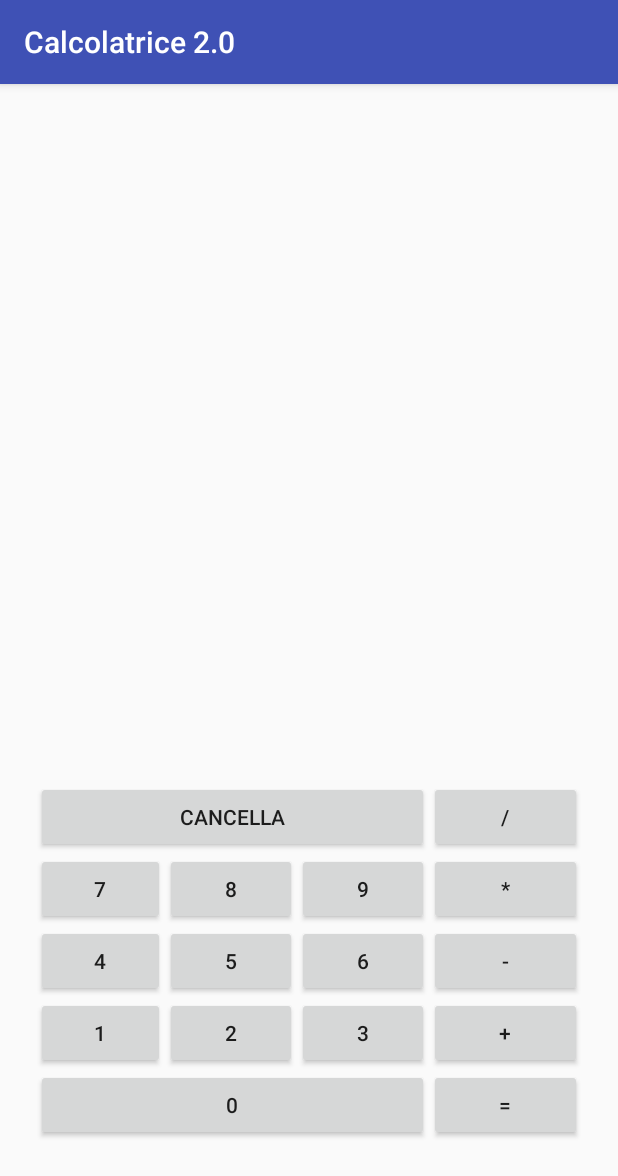
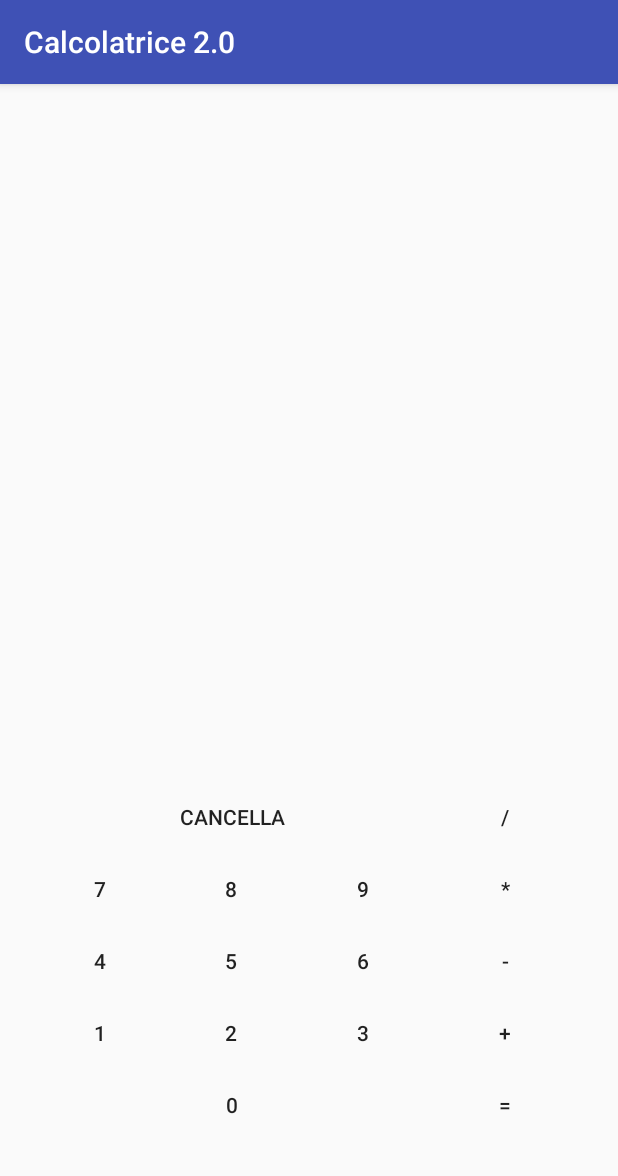
Before and after one commit to andreagregori/Calcolatrice, an Android app: the screen it shows after launch (MainActivity), on a phone screen of 412 x 824 dp. Shown: the top 1176 px of the screen. Run offline under Robolectric (Android 15) with nearby library versions, the phone set to English and light mode, and no system bars.

```diff
--- a/app/src/main/res/layout/activity_main.xml
+++ b/app/src/main/res/layout/activity_main.xml
@@ -24,6 +24,7 @@
 
             <Button
                 android:id="@+id/buttonCancella"
+                style="@style/Widget.AppCompat.Button.Borderless"
                 android:layout_width="263dp"
                 android:layout_height="match_parent"
                 android:layout_span="3"
@@ -33,6 +34,7 @@
 
             <Button
                 android:id="@+id/buttonDivisione"
+                style="@style/Widget.AppCompat.Button.Borderless"
                 android:layout_width="wrap_content"
                 android:layout_height="wrap_content"
                 android:text="/"
@@ -47,6 +49,7 @@
 
             <Button
                 android:id="@+id/button7"
+                style="@style/Widget.AppCompat.Button.Borderless"
                 android:layout_width="86dp"
                 android:layout_height="wrap_content"
                 android:text="7"
@@ -55,6 +58,7 @@
 
             <Button
                 android:id="@+id/button8"
+                style="@style/Widget.AppCompat.Button.Borderless"
                 android:layout_width="wrap_content"
                 android:layout_height="wrap_content"
                 android:text="8"
@@ -63,6 +67,7 @@
 
             <Button
                 android:id="@+id/button9"
+                style="@style/Widget.AppCompat.Button.Borderless"
                 android:layout_width="wrap_content"
                 android:layout_height="wrap_content"
                 android:text="9"
@@ -71,6 +76,7 @@
 
             <Button
                 android:id="@+id/buttonPer"
+                style="@style/Widget.AppCompat.Button.Borderless"
                 android:layout_width="wrap_content"
                 android:layout_height="wrap_content"
                 android:text="*"
@@ -84,6 +90,7 @@
 
             <Button
                 android:id="@+id/button4"
+                style="@style/Widget.AppCompat.Button.Borderless"
                 android:layout_width="75dp"
                 android:layout_height="wrap_content"
                 android:text="4"
@@ -92,6 +99,7 @@
 
             <Button
                 android:id="@+id/button5"
+                style="@style/Widget.AppCompat.Button.Borderless"
                 android:layout_width="76dp"
                 android:layout_height="wrap_content"
                 android:text="5"
@@ -100,6 +108,7 @@
 
             <Button
                 android:id="@+id/button6"
+                style="@style/Widget.AppCompat.Button.Borderless"
                 android:layout_width="wrap_content"
                 android:layout_height="wrap_content"
                 android:text="6"
@@ -108,6 +117,7 @@
 
             <Button
                 android:id="@+id/buttonMeno"
+                style="@style/Widget.AppCompat.Button.Borderless"
                 android:layout_width="wrap_content"
                 android:layout_height="wrap_content"
                 android:text="-"
@@ -121,6 +131,7 @@
 
             <Button
                 android:id="@+id/button1"
+                style="@style/Widget.AppCompat.Button.Borderless"
                 android:layout_width="75dp"
                 android:layout_height="wrap_content"
                 android:text="1"
@@ -129,6 +140,7 @@
 
             <Button
                 android:id="@+id/button2"
+                style="@style/Widget.AppCompat.Button.Borderless"
                 android:layout_width="78dp"
                 android:layout_height="wrap_content"
                 android:text="2"
@@ -137,6 +149,7 @@
 
             <Button
                 android:id="@+id/button3"
+                style="@style/Widget.AppCompat.Button.Borderless"
                 android:layout_width="80dp"
                 android:layout_height="wrap_content"
                 android:text="3"
@@ -145,6 +158,7 @@
 
             <Button
                 android:id="@+id/buttonPiu"
+                style="@style/Widget.AppCompat.Button.Borderless"
                 android:layout_width="101dp"
                 android:layout_height="wrap_content"
                 android:text="+"
@@ -160,6 +174,7 @@
 
             <Button
                 android:id="@+id/button0"
+                style="@style/Widget.AppCompat.Button.Borderless"
                 android:layout_width="wrap_content"
                 android:layout_height="wrap_content"
                 android:layout_span="3"
@@ -169,6 +184,7 @@
 
             <Button
                 android:id="@+id/buttonUguale"
+                style="@style/Widget.AppCompat.Button.Borderless"
                 android:layout_width="102dp"
                 android:layout_height="wrap_content"
                 android:text="="
```
